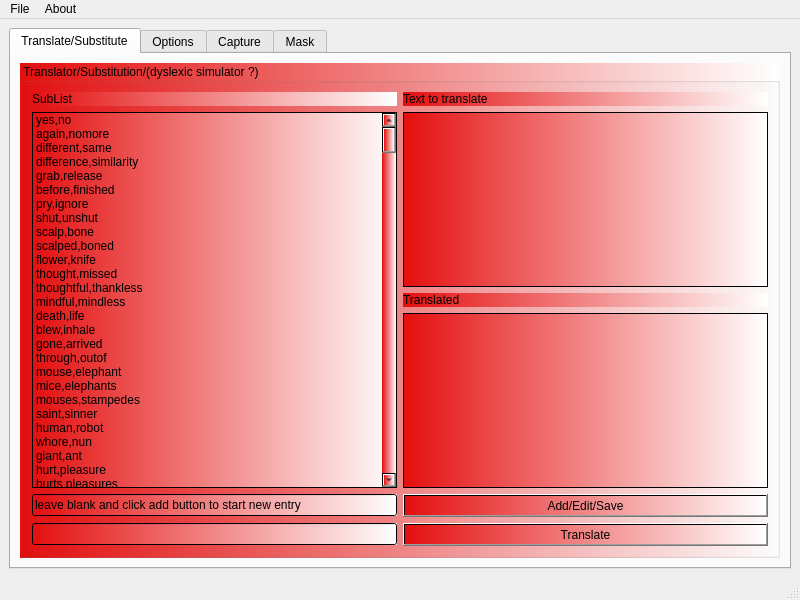
Old version of the form mainwindow.ui in the repository netpipe/RightHand.
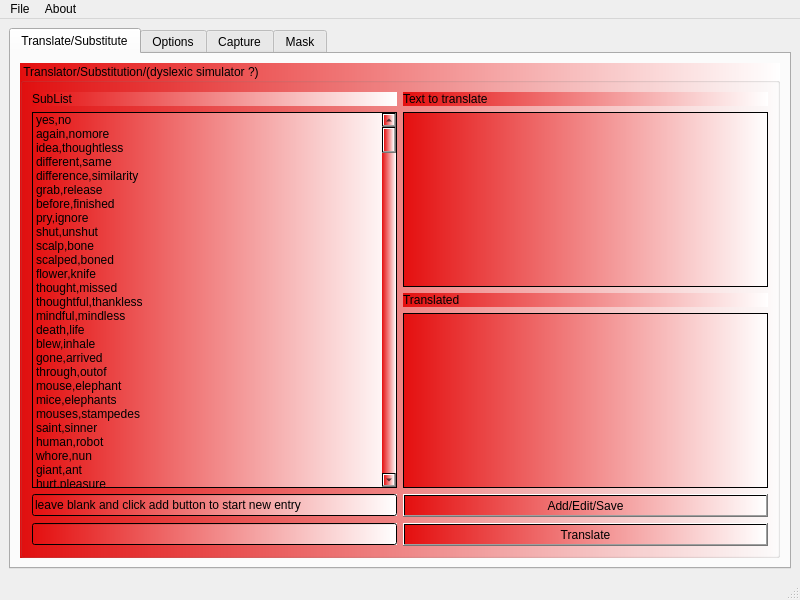
New version of the form.

Diff of the .ui file:
```diff
--- a/mainwindow.ui
+++ b/mainwindow.ui
@@ -103,6 +103,11 @@
                <string>again,nomore</string>
               </property>
              </item>
+             <item>
+              <property name="text">
+               <string>idea,thoughtless</string>
+              </property>
+             </item>
              <item>
               <property name="text">
                <string>different,same</string>
@@ -1285,7 +1290,12 @@
              </item>
              <item>
               <property name="text">
-               <string>intelligent,stupid</string>
+               <string>intelligent,unintelligent</string>
+              </property>
+             </item>
+             <item>
+              <property name="text">
+               <string>stupid,smart</string>
               </property>
              </item>
              <item>
```
